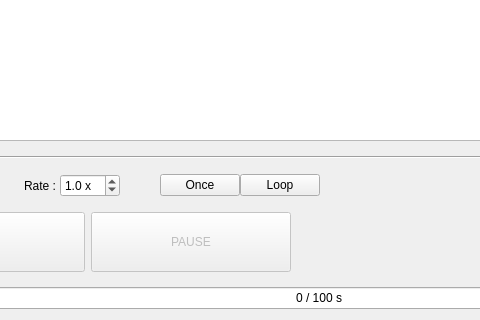
Qt form ui/player.ui (yyamazaki933/rosbag_player) before a commit; both pictures show x 135 to 615 and y 300 to 620 of the 908 by 620 pixel window.
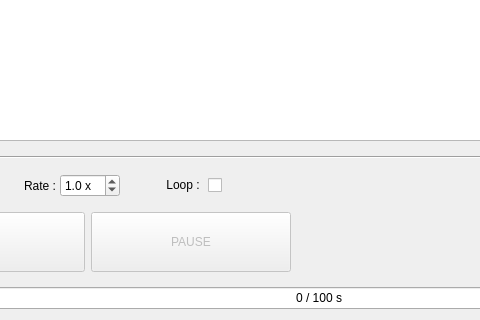
The same form after that commit.

```diff
--- a/ui/player.ui
+++ b/ui/player.ui
@@ -434,16 +434,12 @@
        </spacer>
       </item>
       <item>
-       <widget class="QPushButton" name="pb_once">
-        <property name="text">
-         <string>Once</string>
+       <widget class="QCheckBox" name="chb_loop">
+        <property name="layoutDirection">
+         <enum>Qt::RightToLeft</enum>
         </property>
-       </widget>
-      </item>
-      <item>
-       <widget class="QPushButton" name="pb_loop">
         <property name="text">
-         <string>Loop</string>
+         <string>Loop : </string>
         </property>
        </widget>
       </item>
```
